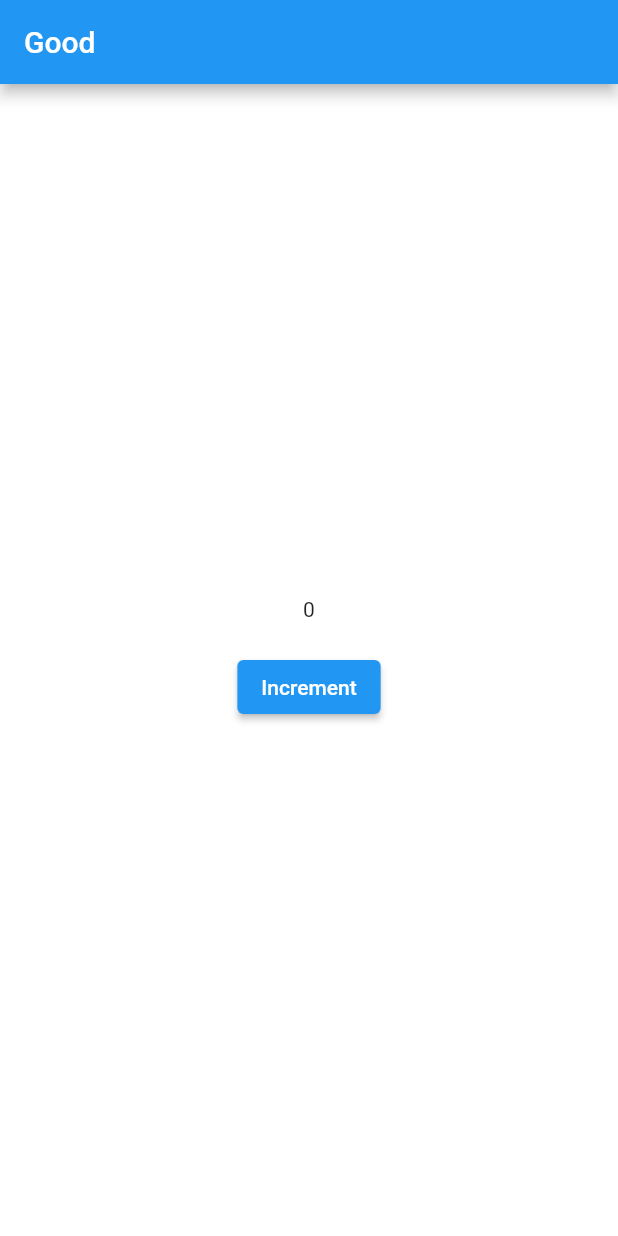
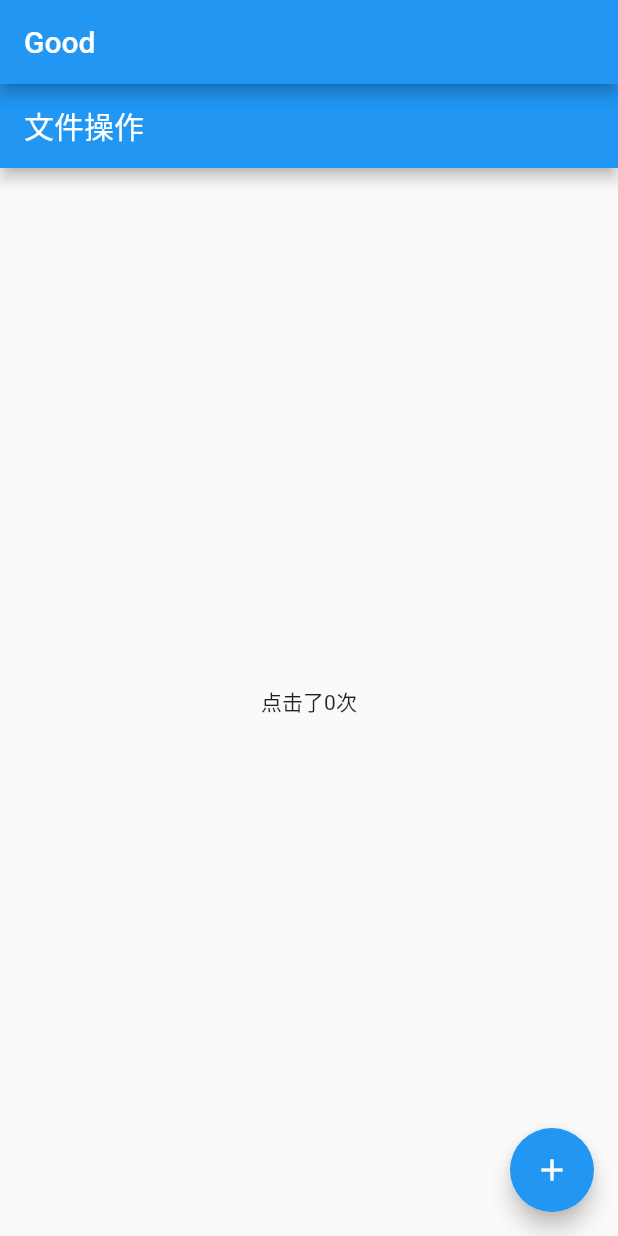
Before and after one commit to wangbin0802/FlutterApp, a Flutter app: the screen it shows after launch, on a phone screen of 412 x 824 dp. Run offline on Flutter 3.47's test engine with Material 2 defaults, Android fonts, the phone set to English and light mode, and no system bars; generated files the repository leaves out were written again.

Commit message:
File operation.

```diff
--- /dev/null
+++ b/flutter_app/lib/file/file_operation_route.dart
@@ -0,0 +1,65 @@
+import 'dart:io';
+
+import 'package:flutter/cupertino.dart';
+import 'package:flutter/material.dart';
+import 'package:path_provider/path_provider.dart';
+
+class FileOperationRoute extends StatefulWidget {
+  const FileOperationRoute({Key key}) : super(key: key);
+
+  @override
+  _FileOperationRouteState createState() => _FileOperationRouteState();
+}
+
+class _FileOperationRouteState extends State<FileOperationRoute> {
+  int _counter;
+
+  @override
+  void initState() {
+    super.initState();
+    _readCounter().then((int value) => {
+          setState(() {
+            _counter = value;
+          })
+        });
+  }
+
+  Future<File> _getLocalFile() async {
+    String dir = (await getApplicationDocumentsDirectory()).path;
+    return new File('$dir/counter.txt');
+  }
+
+  Future<int> _readCounter() async {
+    try {
+      File file = await _getLocalFile();
+      String contents = await file.readAsString();
+      return int.parse(contents);
+    } on FileSystemException {
+      return 0;
+    }
+  }
+
+  Future<void> _incrementCounter() async {
+    setState(() {
+      _counter++;
+    });
+    await (await _getLocalFile()).writeAsString('$_counter');
+  }
+
+  @override
+  Widget build(BuildContext context) {
+    return Scaffold(
+      appBar: AppBar(
+        title: Text('文件操作'),
+      ),
+      body: Center(
+        child: Text('点击了$_counter次'),
+      ),
+      floatingActionButton: FloatingActionButton(
+        onPressed: _incrementCounter,
+        tooltip: 'Increment',
+        child: Icon(Icons.add),
+      ),
+    );
+  }
+}
--- a/flutter_app/lib/main.dart
+++ b/flutter_app/lib/main.dart
@@ -20,6 +20,7 @@ import 'package:flutter_app/widget/stack.dart';
 import 'ShoppingList.dart';
 import 'anim/fade.dart';
 import 'anim/shapeshift.dart';
+import 'file/file_operation_route.dart';
 import 'functionWidget/will_pop_scope.dart';
 import 'layout.dart';
 import 'part/partdisplay.dart';
@@ -45,7 +46,7 @@ void main() {
     home: Scaffold(
       backgroundColor: Colors.white,
       appBar: AppBar(title: Text("Good"),),
-      body: InheritedWidgetTestRoute()
+      body: FileOperationRoute()
     ),
     routes: {
       "new_page": (context) => ChatScreen(),
--- a/flutter_app/pubspec.yaml
+++ b/flutter_app/pubspec.yaml
@@ -28,6 +28,7 @@ dependencies:
   cupertino_icons: ^0.1.2
   json_annotation: ^3.0.1
   provider: ^6.0.1
+  path_provider: ^0.4.1
 
 dev_dependencies:
   flutter_test:
```
Also changed, not shown: flutter_app/pubspec.lock, 1 other file.
